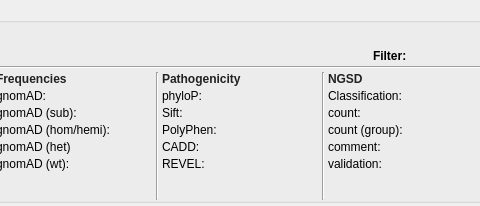
First picture: the form in src/GSvar/VariantDetailsDockWidget.ui, repository imgag/ngs-bits, before the edit; both pictures show x 556 to 1036 and y 0 to 206 of the 1380 by 206 pixel window.
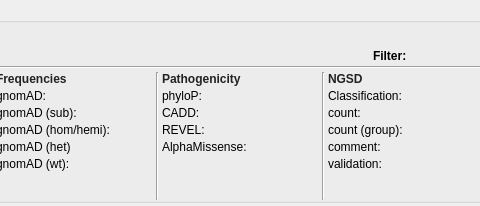
Second picture: the form after the edit. Icons and pictures are not drawn.

Commit message: GSvar: added AlphaMissense; removed Sift and PolyPhen

The edit to the form file:
```diff
--- a/src/GSvar/VariantDetailsDockWidget.ui
+++ b/src/GSvar/VariantDetailsDockWidget.ui
@@ -1293,69 +1293,8 @@
           <property name="spacing">
            <number>3</number>
           </property>
-          <item row="0" column="0" colspan="2">
-           <widget class="QLabel" name="label">
-            <property name="text">
-             <string>&lt;html&gt;&lt;head/&gt;&lt;body&gt;&lt;p&gt;&lt;span style=&quot; font-weight:600; color:#222222;&quot;&gt;Pathogenicity&lt;/span&gt;&lt;/p&gt;&lt;/body&gt;&lt;/html&gt;</string>
-            </property>
-           </widget>
-          </item>
-          <item row="1" column="0">
-           <widget class="QLabel" name="label_phylop">
-            <property name="sizePolicy">
-             <sizepolicy hsizetype="Fixed" vsizetype="Preferred">
-              <horstretch>0</horstretch>
-              <verstretch>0</verstretch>
-             </sizepolicy>
-            </property>
-            <property name="text">
-             <string>phyloP:</string>
-            </property>
-            <property name="alignment">
-             <set>Qt::AlignLeading|Qt::AlignLeft|Qt::AlignTop</set>
-            </property>
-           </widget>
-          </item>
-          <item row="1" column="1">
-           <widget class="QLabel" name="phylop">
-            <property name="sizePolicy">
-             <sizepolicy hsizetype="Expanding" vsizetype="Preferred">
-              <horstretch>0</horstretch>
-              <verstretch>0</verstretch>
-             </sizepolicy>
-            </property>
-            <property name="minimumSize">
-             <size>
-              <width>0</width>
-              <height>0</height>
-             </size>
-            </property>
-            <property name="text">
-             <string/>
-            </property>
-            <property name="textInteractionFlags">
-             <set>Qt::LinksAccessibleByMouse|Qt::TextSelectableByMouse</set>
-            </property>
-           </widget>
-          </item>
-          <item row="2" column="0">
-           <widget class="QLabel" name="label_sift">
-            <property name="sizePolicy">
-             <sizepolicy hsizetype="Fixed" vsizetype="Preferred">
-              <horstretch>0</horstretch>
-              <verstretch>0</verstretch>
-             </sizepolicy>
-            </property>
-            <property name="text">
-             <string>Sift:</string>
-            </property>
-            <property name="alignment">
-             <set>Qt::AlignLeading|Qt::AlignLeft|Qt::AlignTop</set>
-            </property>
-           </widget>
-          </item>
           <item row="2" column="1">
-           <widget class="QLabel" name="sift">
+           <widget class="QLabel" name="cadd">
             <property name="sizePolicy">
              <sizepolicy hsizetype="Expanding" vsizetype="Preferred">
               <horstretch>0</horstretch>
@@ -1376,77 +1315,7 @@
             </property>
            </widget>
           </item>
-          <item row="3" column="0">
-           <widget class="QLabel" name="label_polyphen">
-            <property name="sizePolicy">
-             <sizepolicy hsizetype="Fixed" vsizetype="Preferred">
-              <horstretch>0</horstretch>
-              <verstretch>0</verstretch>
-             </sizepolicy>
-            </property>
-            <property name="text">
-             <string>PolyPhen:</string>
-            </property>
-            <property name="alignment">
-             <set>Qt::AlignLeading|Qt::AlignLeft|Qt::AlignTop</set>
-            </property>
-           </widget>
-          </item>
-          <item row="5" column="0">
-           <widget class="QLabel" name="label_revel">
-            <property name="sizePolicy">
-             <sizepolicy hsizetype="Fixed" vsizetype="Preferred">
-              <horstretch>0</horstretch>
-              <verstretch>0</verstretch>
-             </sizepolicy>
-            </property>
-            <property name="text">
-             <string>REVEL:</string>
-            </property>
-            <property name="alignment">
-             <set>Qt::AlignLeading|Qt::AlignLeft|Qt::AlignTop</set>
-            </property>
-           </widget>
-          </item>
           <item row="3" column="1">
-           <widget class="QLabel" name="polyphen">
-            <property name="sizePolicy">
-             <sizepolicy hsizetype="Expanding" vsizetype="Preferred">
-              <horstretch>0</horstretch>
-              <verstretch>0</verstretch>
-             </sizepolicy>
-            </property>
-            <property name="minimumSize">
-             <size>
-              <width>0</width>
-              <height>0</height>
-             </size>
-            </property>
-            <property name="text">
-             <string/>
-            </property>
-            <property name="textInteractionFlags">
-             <set>Qt::LinksAccessibleByMouse|Qt::TextSelectableByMouse</set>
-            </property>
-           </widget>
-          </item>
-          <item row="4" column="0">
-           <widget class="QLabel" name="label_cadd">
-            <property name="sizePolicy">
-             <sizepolicy hsizetype="Fixed" vsizetype="Preferred">
-              <horstretch>0</horstretch>
-              <verstretch>0</verstretch>
-             </sizepolicy>
-            </property>
-            <property name="text">
-             <string>CADD:</string>
-            </property>
-            <property name="alignment">
-             <set>Qt::AlignLeading|Qt::AlignLeft|Qt::AlignTop</set>
-            </property>
-           </widget>
-          </item>
-          <item row="5" column="1">
            <widget class="QLabel" name="revel">
             <property name="sizePolicy">
              <sizepolicy hsizetype="Expanding" vsizetype="Preferred">
@@ -1465,29 +1334,7 @@
             </property>
            </widget>
           </item>
-          <item row="4" column="1">
-           <widget class="QLabel" name="cadd">
-            <property name="sizePolicy">
-             <sizepolicy hsizetype="Expanding" vsizetype="Preferred">
-              <horstretch>0</horstretch>
-              <verstretch>0</verstretch>
-             </sizepolicy>
-            </property>
-            <property name="minimumSize">
-             <size>
-              <width>0</width>
-              <height>0</height>
-             </size>
-            </property>
-            <property name="text">
-             <string/>
-            </property>
-            <property name="textInteractionFlags">
-             <set>Qt::LinksAccessibleByMouse|Qt::TextSelectableByMouse</set>
-            </property>
-           </widget>
-          </item>
-          <item row="6" column="0">
+          <item row="5" column="0">
            <spacer name="verticalSpacer_5">
             <property name="orientation">
              <enum>Qt::Vertical</enum>
@@ -1500,6 +1347,118 @@
             </property>
            </spacer>
           </item>
+          <item row="4" column="1">
+           <widget class="QLabel" name="alphamissense">
+            <property name="sizePolicy">
+             <sizepolicy hsizetype="Expanding" vsizetype="Preferred">
+              <horstretch>0</horstretch>
+              <verstretch>0</verstretch>
+             </sizepolicy>
+            </property>
+            <property name="minimumSize">
+             <size>
+              <width>0</width>
+              <height>0</height>
+             </size>
+            </property>
+            <property name="text">
+             <string/>
+            </property>
+           </widget>
+          </item>
+          <item row="0" column="0" colspan="2">
+           <widget class="QLabel" name="label">
+            <property name="text">
+             <string>&lt;html&gt;&lt;head/&gt;&lt;body&gt;&lt;p&gt;&lt;span style=&quot; font-weight:600; color:#222222;&quot;&gt;Pathogenicity&lt;/span&gt;&lt;/p&gt;&lt;/body&gt;&lt;/html&gt;</string>
+            </property>
+           </widget>
+          </item>
+          <item row="1" column="1">
+           <widget class="QLabel" name="phylop">
+            <property name="sizePolicy">
+             <sizepolicy hsizetype="Expanding" vsizetype="Preferred">
+              <horstretch>0</horstretch>
+              <verstretch>0</verstretch>
+             </sizepolicy>
+            </property>
+            <property name="minimumSize">
+             <size>
+              <width>0</width>
+              <height>0</height>
+             </size>
+            </property>
+            <property name="text">
+             <string/>
+            </property>
+            <property name="textInteractionFlags">
+             <set>Qt::LinksAccessibleByMouse|Qt::TextSelectableByMouse</set>
+            </property>
+           </widget>
+          </item>
+          <item row="2" column="0">
+           <widget class="QLabel" name="label_cadd">
+            <property name="sizePolicy">
+             <sizepolicy hsizetype="Fixed" vsizetype="Preferred">
+              <horstretch>0</horstretch>
+              <verstretch>0</verstretch>
+             </sizepolicy>
+            </property>
+            <property name="text">
+             <string>CADD:</string>
+            </property>
+            <property name="alignment">
+             <set>Qt::AlignLeading|Qt::AlignLeft|Qt::AlignTop</set>
+            </property>
+           </widget>
+          </item>
+          <item row="4" column="0">
+           <widget class="QLabel" name="label_alphamissense">
+            <property name="sizePolicy">
+             <sizepolicy hsizetype="Fixed" vsizetype="Preferred">
+              <horstretch>0</horstretch>
+              <verstretch>0</verstretch>
+             </sizepolicy>
+            </property>
+            <property name="text">
+             <string>AlphaMissense:</string>
+            </property>
+            <property name="alignment">
+             <set>Qt::AlignLeading|Qt::AlignLeft|Qt::AlignTop</set>
+            </property>
+           </widget>
+          </item>
+          <item row="1" column="0">
+           <widget class="QLabel" name="label_phylop">
+            <property name="sizePolicy">
+             <sizepolicy hsizetype="Fixed" vsizetype="Preferred">
+              <horstretch>0</horstretch>
+              <verstretch>0</verstretch>
+             </sizepolicy>
+            </property>
+            <property name="text">
+             <string>phyloP:</string>
+            </property>
+            <property name="alignment">
+             <set>Qt::AlignLeading|Qt::AlignLeft|Qt::AlignTop</set>
+            </property>
+           </widget>
+          </item>
+          <item row="3" column="0">
+           <widget class="QLabel" name="label_revel">
+            <property name="sizePolicy">
+             <sizepolicy hsizetype="Fixed" vsizetype="Preferred">
+              <horstretch>0</horstretch>
+              <verstretch>0</verstretch>
+             </sizepolicy>
+            </property>
+            <property name="text">
+             <string>REVEL:</string>
+            </property>
+            <property name="alignment">
+             <set>Qt::AlignLeading|Qt::AlignLeft|Qt::AlignTop</set>
+            </property>
+           </widget>
+          </item>
          </layout>
         </item>
         <item>
```
The commit also changes 8 other files.
